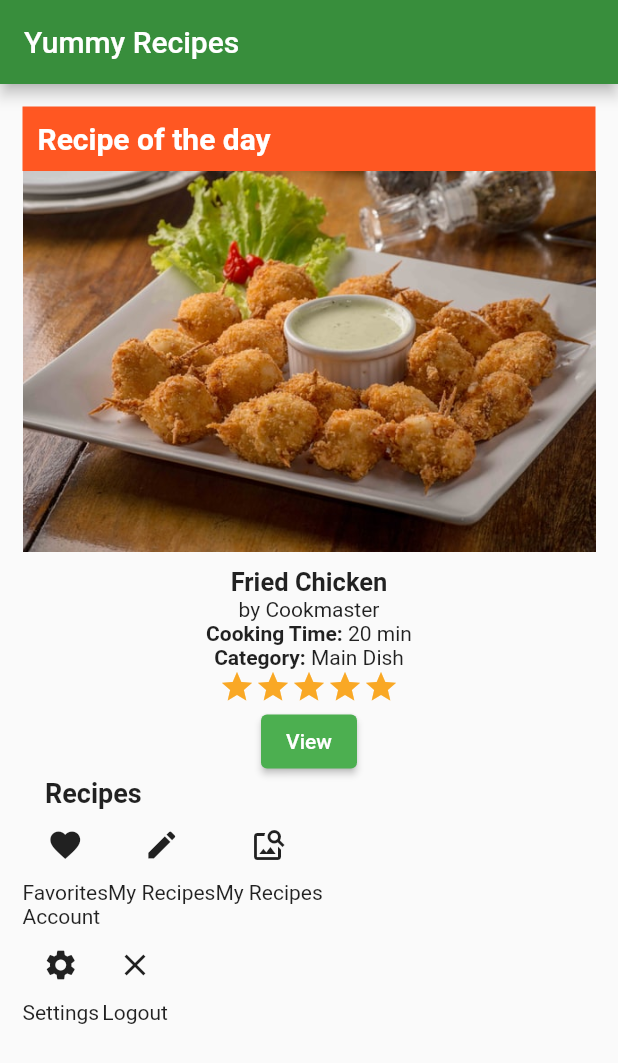
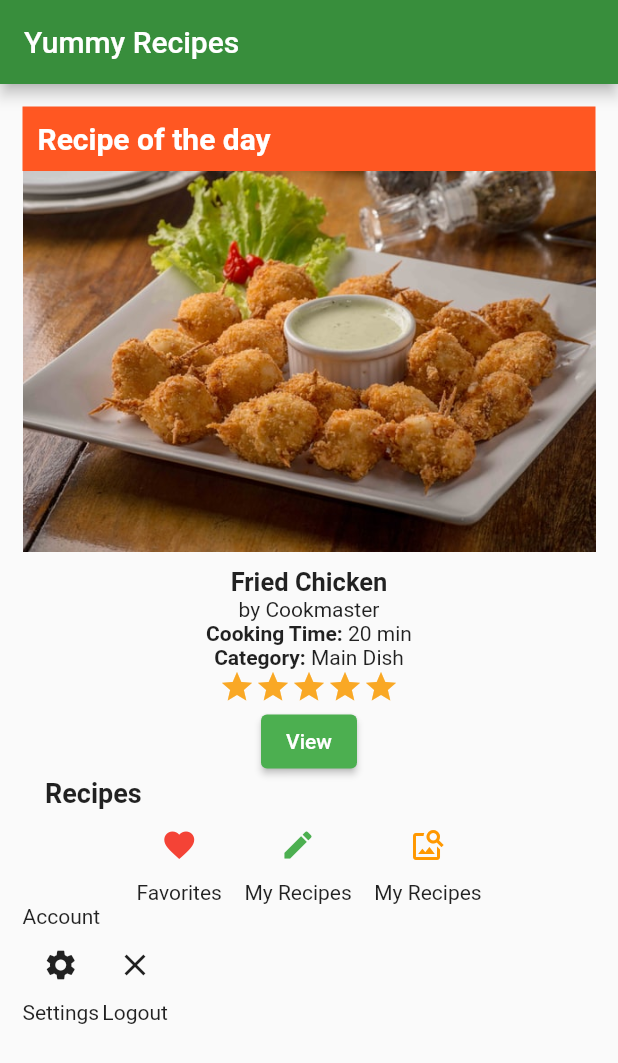
Before and after one commit to djaldave/flutter_widgets-Remake, a Flutter app: the screen it shows after launch, on a phone screen of 412 x 824 dp. Shown: the top 1063 px of the screen. Run offline on Flutter 3.47's test engine with Material 2 defaults, Android fonts, the phone set to English and light mode, and no system bars.

Commit message:
add color and padding

```diff
--- a/lib/recipemenu.dart
+++ b/lib/recipemenu.dart
@@ -4,22 +4,35 @@ class RecipeMenu extends StatelessWidget {
   @override
   Widget build(BuildContext context) {
     return Row(
+      mainAxisAlignment: MainAxisAlignment.center,
       children: [
         Column(
           children: [
-            IconButton(icon: Icon(Icons.favorite), onPressed: () {}),
+            IconButton(
+              icon: Icon(Icons.favorite),
+              onPressed: () {},
+              color: Colors.red,
+            ),
             Text("Favorites"),
           ],
         ),
+        Padding(padding: EdgeInsets.only(left: 15)),
         Column(
           children: [
-            IconButton(icon: Icon(Icons.create), onPressed: () {}),
+            IconButton(
+                icon: Icon(Icons.create),
+                onPressed: () {},
+                color: Colors.green),
             Text("My Recipes"),
           ],
         ),
+        Padding(padding: EdgeInsets.only(left: 15)),
         Column(
           children: [
-            IconButton(icon: Icon(Icons.image_search), onPressed: () {}),
+            IconButton(
+                icon: Icon(Icons.image_search),
+                onPressed: () {},
+                color: Colors.orange),
             Text("My Recipes"),
           ],
         ),
```
